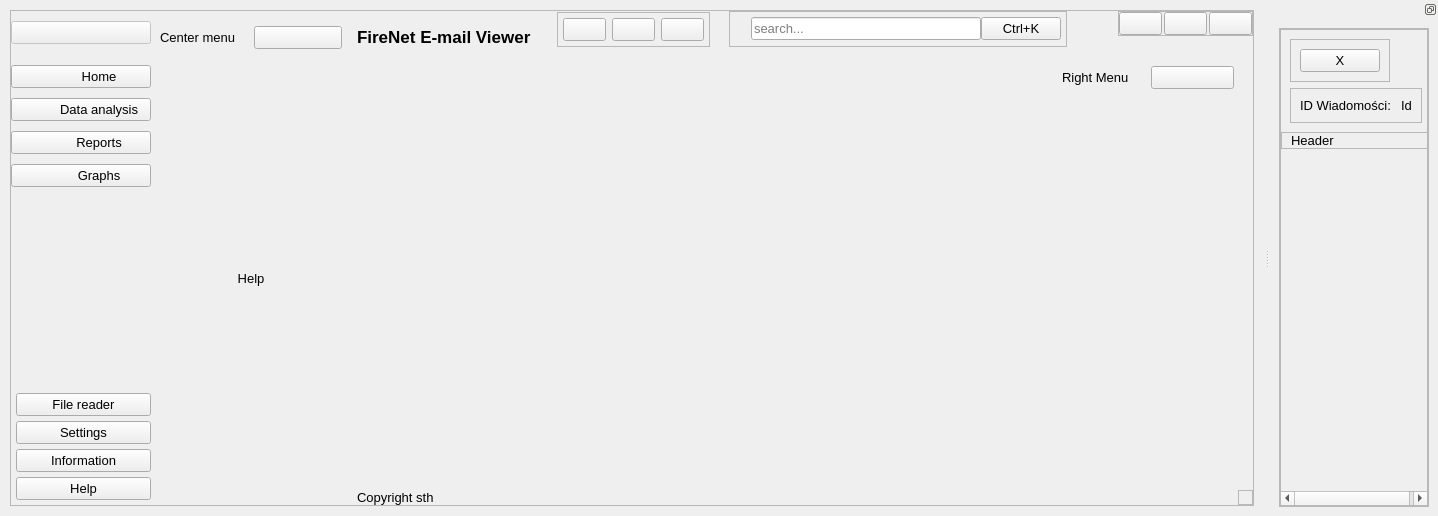
Above: generated-files/ui/new_interface.ui from FireNetWCH/FirenetViewer before the change. Below: the same form after it.
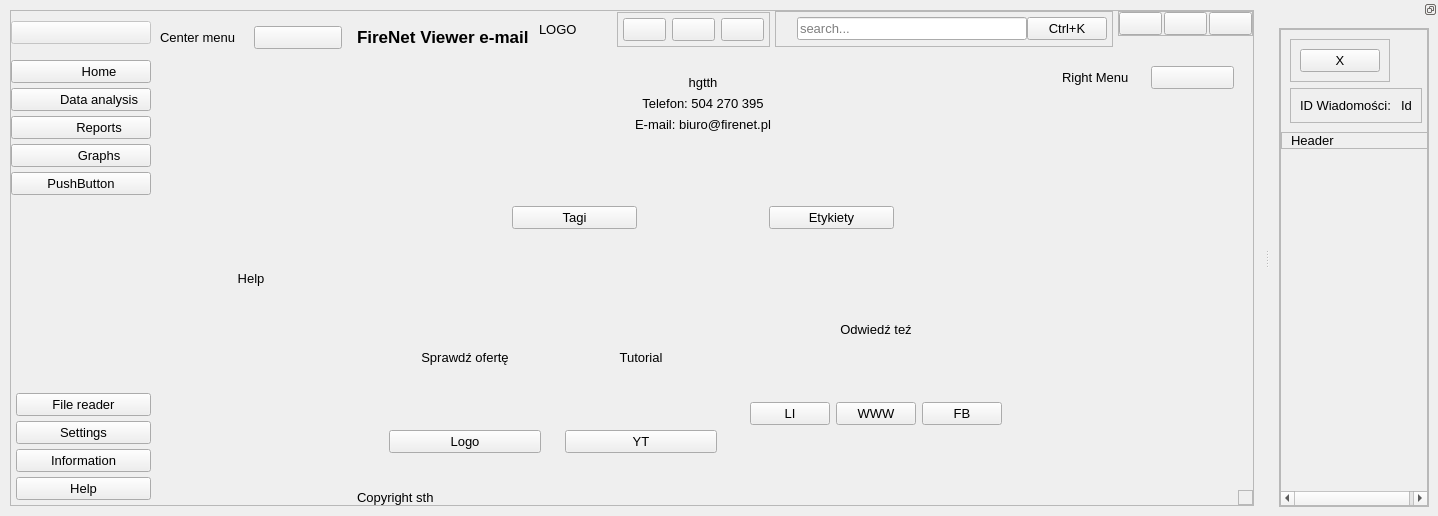
That is the form after the change. The open tabs and pages were chosen to show the change. Icons and pictures are not drawn. Custom widgets are drawn as their Qt base class.

```diff
--- a/generated-files/ui/new_interface.ui
+++ b/generated-files/ui/new_interface.ui
@@ -210,6 +210,13 @@
                </property>
               </widget>
              </item>
+             <item>
+              <widget class="QPushButton" name="meilBoxBtn">
+               <property name="text">
+                <string>PushButton</string>
+               </property>
+              </widget>
+             </item>
             </layout>
            </widget>
           </item>
@@ -645,10 +652,30 @@
                  </font>
                 </property>
                 <property name="text">
-                 <string>FireNet E-mail Viewer</string>
+                 <string>FireNet Viewer e-mail </string>
                 </property>
                </widget>
               </item>
+              <item>
+               <widget class="QLabel" name="label_23">
+                <property name="text">
+                 <string>LOGO</string>
+                </property>
+               </widget>
+              </item>
+              <item>
+               <spacer name="horizontalSpacer">
+                <property name="orientation">
+                 <enum>Qt::Orientation::Horizontal</enum>
+                </property>
+                <property name="sizeHint" stdset="0">
+                 <size>
+                  <width>40</width>
+                  <height>20</height>
+                 </size>
+                </property>
+               </spacer>
+              </item>
               <item alignment="Qt::AlignmentFlag::AlignHCenter|Qt::AlignmentFlag::AlignBottom">
                <widget class="QFrame" name="frame_2">
                 <property name="frameShape">
@@ -920,21 +947,222 @@
                            <item>
                             <widget class="QLabel" name="label_7">
                              <property name="sizePolicy">
-                              <sizepolicy hsizetype="Expanding" vsizetype="Expanding">
+                              <sizepolicy hsizetype="Expanding" vsizetype="Fixed">
                                <horstretch>0</horstretch>
                                <verstretch>0</verstretch>
                               </sizepolicy>
                              </property>
-                             <property name="text">
+                             <property name="accessibleName">
                               <string/>
                              </property>
+                             <property name="text">
+                              <string>hgtth</string>
+                             </property>
+                             <property name="alignment">
+                              <set>Qt::AlignmentFlag::AlignHCenter|Qt::AlignmentFlag::AlignTop</set>
+                             </property>
                             </widget>
                            </item>
+                           <item>
+                            <widget class="QLabel" name="label_8">
+                             <property name="sizePolicy">
+                              <sizepolicy hsizetype="Preferred" vsizetype="Fixed">
+                               <horstretch>0</horstretch>
+                               <verstretch>0</verstretch>
+                              </sizepolicy>
+                             </property>
+                             <property name="text">
+                              <string>Telefon: 504 270 395</string>
+                             </property>
+                             <property name="alignment">
+                              <set>Qt::AlignmentFlag::AlignHCenter|Qt::AlignmentFlag::AlignTop</set>
+                             </property>
+                            </widget>
+                           </item>
+                           <item>
+                            <widget class="QLabel" name="label_15">
+                             <property name="text">
+                              <string>E-mail: biuro@firenet.pl</string>
+                             </property>
+                             <property name="alignment">
+                              <set>Qt::AlignmentFlag::AlignHCenter|Qt::AlignmentFlag::AlignTop</set>
+                             </property>
+                            </widget>
+                           </item>
                           </layout>
                          </widget>
                         </item>
                         <item>
-                         <widget class="QWidget" name="widget_13" native="true"/>
+                         <widget class="QWidget" name="widget_13" native="true">
+                          <layout class="QHBoxLayout" name="horizontalLayout_6">
+                           <item>
+                            <spacer name="horizontalSpacer_2">
+                             <property name="orientation">
+                              <enum>Qt::Orientation::Horizontal</enum>
+                             </property>
+                             <property name="sizeHint" stdset="0">
+                              <size>
+                               <width>40</width>
+                               <height>20</height>
+                              </size>
+                             </property>
+                            </spacer>
+                           </item>
+                           <item>
+                            <widget class="QPushButton" name="tagiBtn">
+                             <property name="sizePolicy">
+                              <sizepolicy hsizetype="Expanding" vsizetype="Fixed">
+                               <horstretch>0</horstretch>
+                               <verstretch>0</verstretch>
+                              </sizepolicy>
+                             </property>
+                             <property name="text">
+                              <string>Tagi</string>
+                             </property>
+                            </widget>
+                           </item>
+                           <item>
+                            <spacer name="horizontalSpacer_4">
+                             <property name="orientation">
+                              <enum>Qt::Orientation::Horizontal</enum>
+                             </property>
+                             <property name="sizeHint" stdset="0">
+                              <size>
+                               <width>40</width>
+                               <height>20</height>
+                              </size>
+                             </property>
+                            </spacer>
+                           </item>
+                           <item>
+                            <widget class="QPushButton" name="lableBtn">
+                             <property name="sizePolicy">
+                              <sizepolicy hsizetype="Expanding" vsizetype="Fixed">
+                               <horstretch>0</horstretch>
+                               <verstretch>0</verstretch>
+                              </sizepolicy>
+                             </property>
+                             <property name="text">
+                              <string>Etykiety</string>
+                             </property>
+                            </widget>
+                           </item>
+                           <item>
+                            <spacer name="horizontalSpacer_3">
+                             <property name="orientation">
+                              <enum>Qt::Orientation::Horizontal</enum>
+                             </property>
+                             <property name="sizeHint" stdset="0">
+                              <size>
+                               <width>40</width>
+                               <height>20</height>
+                              </size>
+                             </property>
+                            </spacer>
+                           </item>
+                          </layout>
+                         </widget>
+                        </item>
+                       </layout>
+                      </widget>
+                     </item>
+                     <item>
+                      <widget class="QWidget" name="widget_15" native="true">
+                       <layout class="QHBoxLayout" name="horizontalLayout_27">
+                        <item>
+                         <widget class="QWidget" name="widget_16" native="true">
+                          <layout class="QVBoxLayout" name="verticalLayout_31">
+                           <item>
+                            <widget class="QLabel" name="label_24">
+                             <property name="text">
+                              <string>Sprawdź ofertę</string>
+                             </property>
+                             <property name="alignment">
+                              <set>Qt::AlignmentFlag::AlignCenter</set>
+                             </property>
+                            </widget>
+                           </item>
+                           <item>
+                            <widget class="QPushButton" name="ofertaBtn">
+                             <property name="text">
+                              <string>Logo</string>
+                             </property>
+                            </widget>
+                           </item>
+                          </layout>
+                         </widget>
+                        </item>
+                        <item>
+                         <widget class="QWidget" name="widget_17" native="true">
+                          <layout class="QVBoxLayout" name="verticalLayout_33">
+                           <item>
+                            <widget class="QLabel" name="TutorialLabel">
+                             <property name="text">
+                              <string>Tutorial</string>
+                             </property>
+                             <property name="alignment">
+                              <set>Qt::AlignmentFlag::AlignCenter</set>
+                             </property>
+                            </widget>
+                           </item>
+                           <item>
+                            <widget class="QPushButton" name="yotubeBtn">
+                             <property name="text">
+                              <string>YT</string>
+                             </property>
+                            </widget>
+                           </item>
+                          </layout>
+                         </widget>
+                        </item>
+                        <item>
+                         <widget class="QWidget" name="widget_18" native="true">
+                          <layout class="QVBoxLayout" name="verticalLayout_32">
+                           <item>
+                            <widget class="QWidget" name="widget_20" native="true">
+                             <layout class="QHBoxLayout" name="horizontalLayout_29">
+                              <item>
+                               <widget class="QLabel" name="label_26">
+                                <property name="text">
+                                 <string>Odwiedź teź</string>
+                                </property>
+                                <property name="alignment">
+                                 <set>Qt::AlignmentFlag::AlignCenter</set>
+                                </property>
+                               </widget>
+                              </item>
+                             </layout>
+                            </widget>
+                           </item>
+                           <item>
+                            <widget class="QWidget" name="widget_19" native="true">
+                             <layout class="QHBoxLayout" name="horizontalLayout_28">
+                              <item>
+                               <widget class="QPushButton" name="linkedinBtn">
+                                <property name="text">
+                                 <string>LI</string>
+                                </property>
+                               </widget>
+                              </item>
+                              <item>
+                               <widget class="QPushButton" name="wwwBtn">
+                                <property name="text">
+                                 <string>WWW</string>
+                                </property>
+                               </widget>
+                              </item>
+                              <item>
+                               <widget class="QPushButton" name="fbBtn">
+                                <property name="text">
+                                 <string>FB</string>
+                                </property>
+                               </widget>
+                              </item>
+                             </layout>
+                            </widget>
+                           </item>
+                          </layout>
+                         </widget>
                         </item>
                        </layout>
                       </widget>
```
Left out of the diff: 61 changed lines with no effect on the pictures.
